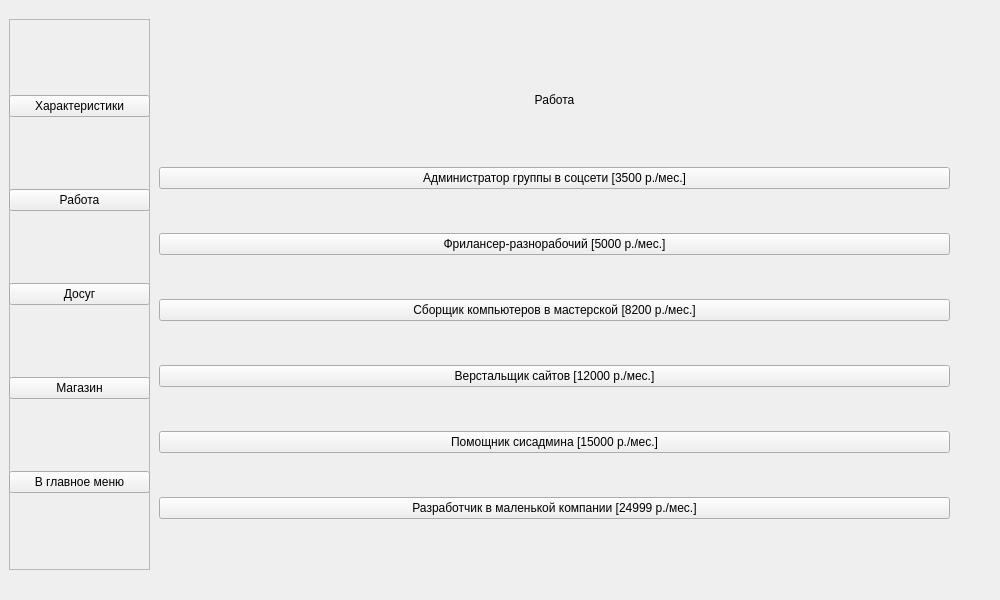
Old version of the form mainwindow.ui in the repository KriTora/StudentSimulator.
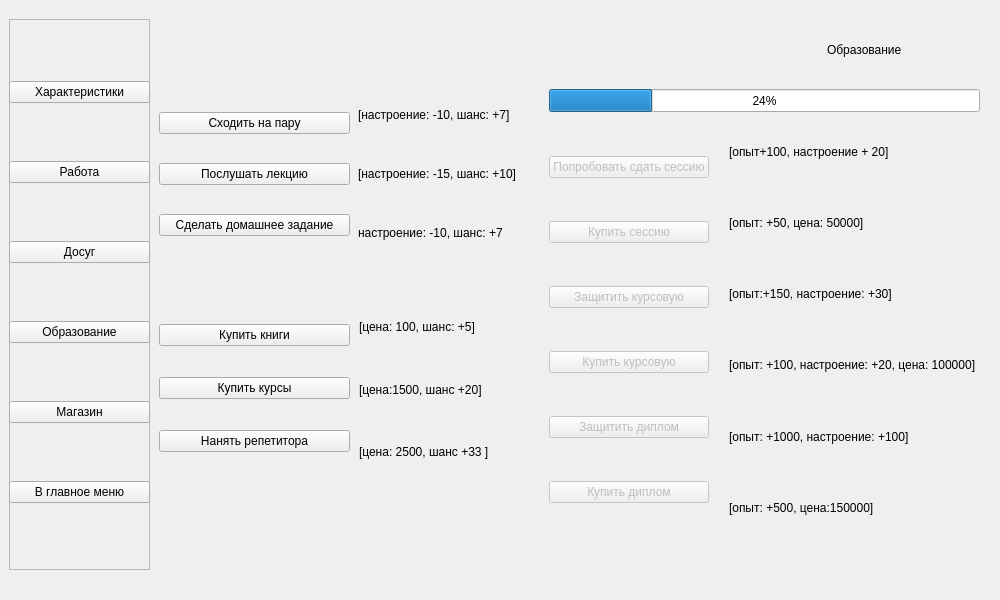
New version of the form.

Patch:
```diff
--- a/mainwindow.ui
+++ b/mainwindow.ui
@@ -48,7 +48,7 @@
      </rect>
     </property>
     <property name="currentIndex">
-     <number>2</number>
+     <number>5</number>
     </property>
     <widget class="QWidget" name="TitleScreen">
      <widget class="QWidget" name="verticalLayoutWidget">
@@ -238,6 +238,9 @@
       <layout class="QGridLayout" name="layout_jobs_options">
        <item row="1" column="0">
         <widget class="QPushButton" name="button_jobs_option2">
+         <property name="enabled">
+          <bool>false</bool>
+         </property>
          <property name="text">
           <string>Фрилансер-разнорабочий [5000 р./мес.]</string>
          </property>
@@ -245,6 +248,9 @@
        </item>
        <item row="3" column="0">
         <widget class="QPushButton" name="button_jobs_option4">
+         <property name="enabled">
+          <bool>false</bool>
+         </property>
          <property name="text">
           <string>Верстальщик сайтов [12000 р./мес.]</string>
          </property>
@@ -252,6 +258,9 @@
        </item>
        <item row="4" column="0">
         <widget class="QPushButton" name="button_jobs_option5">
+         <property name="enabled">
+          <bool>false</bool>
+         </property>
          <property name="text">
           <string>Помощник сисадмина [15000 р./мес.]</string>
          </property>
@@ -259,6 +268,9 @@
        </item>
        <item row="2" column="0">
         <widget class="QPushButton" name="button_jobs_option3">
+         <property name="enabled">
+          <bool>false</bool>
+         </property>
          <property name="text">
           <string>Сборщик компьютеров в мастерской [8200 р./мес.]</string>
          </property>
@@ -266,6 +278,9 @@
        </item>
        <item row="5" column="0">
         <widget class="QPushButton" name="button_jobs_option6">
+         <property name="enabled">
+          <bool>false</bool>
+         </property>
          <property name="text">
           <string>Разработчик в маленькой компании [24999 р./мес.]</string>
          </property>
@@ -817,6 +832,295 @@
       </property>
      </widget>
     </widget>
+    <widget class="QWidget" name="EducationScreen">
+     <widget class="QLabel" name="label">
+      <property name="geometry">
+       <rect>
+        <x>678</x>
+        <y>30</y>
+        <width>101</width>
+        <height>41</height>
+       </rect>
+      </property>
+      <property name="text">
+       <string>Образование</string>
+      </property>
+     </widget>
+     <widget class="QWidget" name="verticalLayoutWidget_4">
+      <property name="geometry">
+       <rect>
+        <x>10</x>
+        <y>90</y>
+        <width>191</width>
+        <height>171</height>
+       </rect>
+      </property>
+      <layout class="QVBoxLayout" name="verticalLayout">
+       <item>
+        <widget class="QPushButton" name="button_educ1">
+         <property name="text">
+          <string>Сходить на пару</string>
+         </property>
+        </widget>
+       </item>
+       <item>
+        <widget class="QPushButton" name="button_educ2">
+         <property name="text">
+          <string>Послушать лекцию</string>
+         </property>
+        </widget>
+       </item>
+       <item>
+        <widget class="QPushButton" name="button_educ3">
+         <property name="text">
+          <string>Сделать домашнее задание</string>
+         </property>
+        </widget>
+       </item>
+      </layout>
+     </widget>
+     <widget class="QProgressBar" name="progressBar_chance">
+      <property name="geometry">
+       <rect>
+        <x>400</x>
+        <y>90</y>
+        <width>431</width>
+        <height>23</height>
+       </rect>
+      </property>
+      <property name="value">
+       <number>24</number>
+      </property>
+      <property name="alignment">
+       <set>Qt::AlignCenter</set>
+      </property>
+     </widget>
+     <widget class="QWidget" name="verticalLayoutWidget_5">
+      <property name="geometry">
+       <rect>
+        <x>209</x>
+        <y>89</y>
+        <width>171</width>
+        <height>171</height>
+       </rect>
+      </property>
+      <layout class="QVBoxLayout" name="verticalLayout_2">
+       <item>
+        <widget class="QLabel" name="label_2">
+         <property name="text">
+          <string>[настроение: -10, шанс: +7]</string>
+         </property>
+        </widget>
+       </item>
+       <item>
+        <widget class="QLabel" name="label_3">
+         <property name="text">
+          <string>[настроение: -15, шанс: +10]</string>
+         </property>
+        </widget>
+       </item>
+       <item>
+        <widget class="QLabel" name="label_4">
+         <property name="text">
+          <string>настроение: -10, шанс: +7</string>
+         </property>
+        </widget>
+       </item>
+      </layout>
+     </widget>
+     <widget class="QWidget" name="verticalLayoutWidget_6">
+      <property name="geometry">
+       <rect>
+        <x>10</x>
+        <y>300</y>
+        <width>191</width>
+        <height>181</height>
+       </rect>
+      </property>
+      <layout class="QVBoxLayout" name="verticalLayout_3">
+       <item>
+        <widget class="QPushButton" name="button_educ4">
+         <property name="text">
+          <string>Купить книги</string>
+         </property>
+        </widget>
+       </item>
+       <item>
+        <widget class="QPushButton" name="button_educ5">
+         <property name="text">
+          <string>Купить курсы</string>
+         </property>
+        </widget>
+       </item>
+       <item>
+        <widget class="QPushButton" name="button_educ6">
+         <property name="text">
+          <string>Нанять репетитора</string>
+         </property>
+        </widget>
+       </item>
+      </layout>
+     </widget>
+     <widget class="QWidget" name="verticalLayoutWidget_7">
+      <property name="geometry">
+       <rect>
+        <x>210</x>
+        <y>300</y>
+        <width>171</width>
+        <height>181</height>
+       </rect>
+      </property>
+      <layout class="QVBoxLayout" name="verticalLayout_4">
+       <item>
+        <widget class="QLabel" name="label_6">
+         <property name="text">
+          <string>[цена: 100, шанс: +5]</string>
+         </property>
+        </widget>
+       </item>
+       <item>
+        <widget class="QLabel" name="label_5">
+         <property name="text">
+          <string>[цена:1500, шанс +20]</string>
+         </property>
+        </widget>
+       </item>
+       <item>
+        <widget class="QLabel" name="label_7">
+         <property name="text">
+          <string>[цена: 2500, шанс +33 ]</string>
+         </property>
+        </widget>
+       </item>
+      </layout>
+     </widget>
+     <widget class="QWidget" name="verticalLayoutWidget_8">
+      <property name="geometry">
+       <rect>
+        <x>400</x>
+        <y>120</y>
+        <width>160</width>
+        <height>421</height>
+       </rect>
+      </property>
+      <layout class="QVBoxLayout" name="verticalLayout_5">
+       <item>
+        <widget class="QPushButton" name="button_session">
+         <property name="enabled">
+          <bool>false</bool>
+         </property>
+         <property name="text">
+          <string>Попробовать сдать сессию</string>
+         </property>
+        </widget>
+       </item>
+       <item>
+        <widget class="QPushButton" name="button_session2">
+         <property name="enabled">
+          <bool>false</bool>
+         </property>
+         <property name="text">
+          <string>Купить сессию</string>
+         </property>
+        </widget>
+       </item>
+       <item>
+        <widget class="QPushButton" name="button_courseWork">
+         <property name="enabled">
+          <bool>false</bool>
+         </property>
+         <property name="text">
+          <string>Защитить курсовую</string>
+         </property>
+        </widget>
+       </item>
+       <item>
+        <widget class="QPushButton" name="button_courseWork2">
+         <property name="enabled">
+          <bool>false</bool>
+         </property>
+         <property name="text">
+          <string>Купить курсовую</string>
+         </property>
+        </widget>
+       </item>
+       <item>
+        <widget class="QPushButton" name="button_GraduateWork">
+         <property name="enabled">
+          <bool>false</bool>
+         </property>
+         <property name="text">
+          <string>Защитить диплом</string>
+         </property>
+        </widget>
+       </item>
+       <item>
+        <widget class="QPushButton" name="button_GraduateWork2">
+         <property name="enabled">
+          <bool>false</bool>
+         </property>
+         <property name="text">
+          <string>Купить диплом</string>
+         </property>
+        </widget>
+       </item>
+      </layout>
+     </widget>
+     <widget class="QWidget" name="verticalLayoutWidget_9">
+      <property name="geometry">
+       <rect>
+        <x>580</x>
+        <y>120</y>
+        <width>253</width>
+        <height>421</height>
+       </rect>
+      </property>
+      <layout class="QVBoxLayout" name="verticalLayout_6">
+       <item>
+        <widget class="QLabel" name="label_10">
+         <property name="text">
+          <string>[опыт+100, настроение + 20]</string>
+         </property>
+        </widget>
+       </item>
+       <item>
+        <widget class="QLabel" name="label_9">
+         <property name="text">
+          <string>[опыт: +50, цена: 50000]</string>
+         </property>
+        </widget>
+       </item>
+       <item>
+        <widget class="QLabel" name="label_8">
+         <property name="text">
+          <string>[опыт:+150, настроение: +30]</string>
+         </property>
+        </widget>
+       </item>
+       <item>
+        <widget class="QLabel" name="label_11">
+         <property name="text">
+          <string>[опыт: +100, настроение: +20, цена: 100000]</string>
+         </property>
+        </widget>
+       </item>
+       <item>
+        <widget class="QLabel" name="label_12">
+         <property name="text">
+          <string>[опыт: +1000, настроение: +100]</string>
+         </property>
+        </widget>
+       </item>
+       <item>
+        <widget class="QLabel" name="label_13">
+         <property name="text">
+          <string>[опыт: +500, цена:150000]</string>
+         </property>
+        </widget>
+       </item>
+      </layout>
+     </widget>
+    </widget>
    </widget>
    <widget class="QFrame" name="frame_game_buttons">
     <property name="geometry">
@@ -864,6 +1168,13 @@
         </property>
        </widget>
       </item>
+      <item>
+       <widget class="QPushButton" name="button_educ">
+        <property name="text">
+         <string>Образование</string>
+        </property>
+       </widget>
+      </item>
       <item>
        <widget class="QPushButton" name="button_shop">
         <property name="text">
```
Left out of the diff: 2 changed lines with no effect on the pictures.
